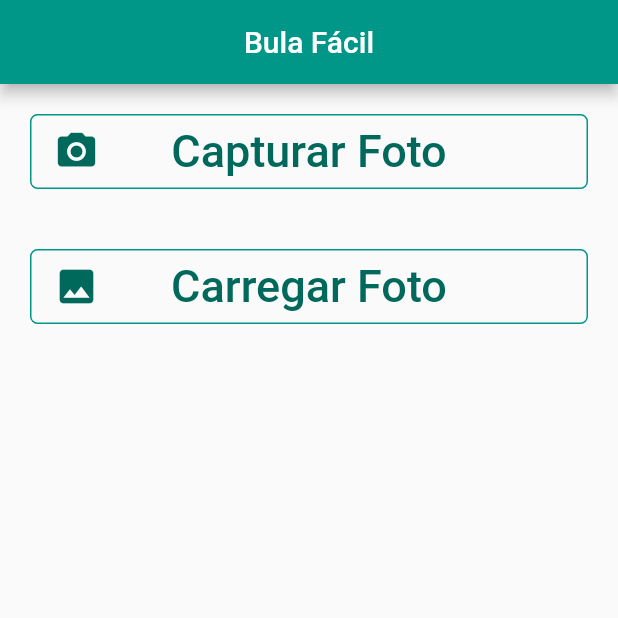
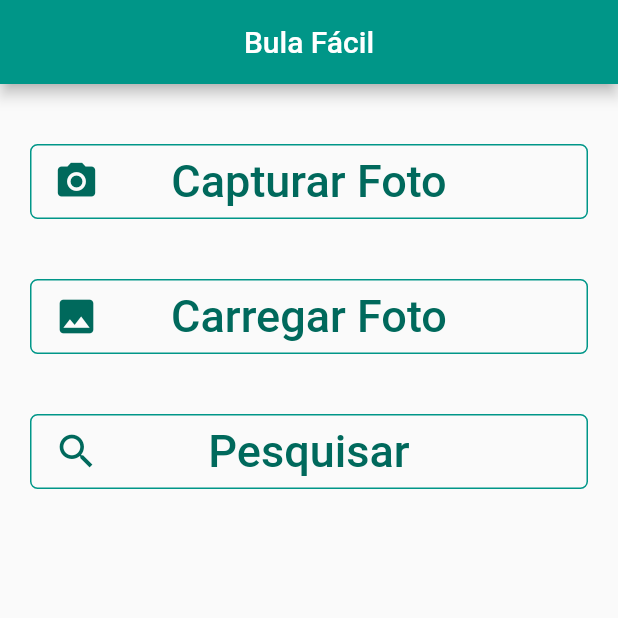
Before and after one commit to fabianogadenz/ocr-flutter, a Flutter app: the screen it shows after launch, on a phone screen of 412 x 824 dp, the top half of it. Run offline on Flutter 3.47's test engine with Material 2 defaults, Android fonts, the phone set to English and light mode, and no system bars; our stand-ins replace diacritic, image_picker, material_design_icons_flutter; missing offline and left inert: firebase_ml_vision, floating_action_row; accounts and stored records are empty.

```diff
--- a/lib/screens/home.dart
+++ b/lib/screens/home.dart
@@ -24,7 +24,8 @@ class _HomeScreenState extends State<HomeScreen> {
     Medicamento medicamento = await identificaMedicamento(tempStore);
     if (medicamento.nome != null)
       Navigator.push(
-        context, MaterialPageRoute(builder: (context) => MostraMedicamento(imagem: tempStore, medicamento: medicamento)),
+        context,
+        MaterialPageRoute(builder: (context) => MostraMedicamento(imagem: tempStore, medicamento: medicamento)),
       );
     else
       Navigator.push(context, MaterialPageRoute(builder: (context) => NaoEncontradoScreen()));
@@ -61,7 +62,7 @@ class _HomeScreenState extends State<HomeScreen> {
       body: Column(
         children: <Widget>[
           Padding(
-            padding: const EdgeInsets.all(20),
+            padding: const EdgeInsets.only(top: 40, left: 20, right: 20, bottom: 20),
             child: Container(
               height: 50,
               child: OutlineButton(
@@ -114,6 +115,32 @@ class _HomeScreenState extends State<HomeScreen> {
                   borderSide: new BorderSide(color: Colors.teal),
                   shape: new RoundedRectangleBorder(borderRadius: new BorderRadius.circular(5.0))),
             ),
+          ),
+          Padding(
+            padding: const EdgeInsets.all(20),
+            child: Container(
+              height: 50,
+              child: OutlineButton(
+                  onPressed: () {
+                  },
+                  child: Stack(
+                    children: <Widget>[
+                      Align(
+                          alignment: Alignment.centerLeft, child: Icon(Icons.search, size: 30, color: Colors.teal[800])),
+                      Align(
+                          alignment: Alignment.center,
+                          child: Text(
+                            "Pesquisar",
+                            style: TextStyle(fontSize: 30, color: Colors.teal[800]),
+                            textAlign: TextAlign.center,
+                          ))
+                    ],
+                  ),
+                  highlightedBorderColor: Colors.cyan,
+                  color: Colors.teal,
+                  borderSide: new BorderSide(color: Colors.teal),
+                  shape: new RoundedRectangleBorder(borderRadius: new BorderRadius.circular(5.0))),
+            ),
           )
         ],
       ),
--- a/pubspec.yaml
+++ b/pubspec.yaml
@@ -15,6 +15,8 @@ dependencies:
   image_picker: ^0.6.1+8
   translator: ^0.1.0+7
   diacritic: ^0.1.1
+  floating_action_row: ^0.1.0
+  material_design_icons_flutter: ^3.2.4595
 
 
 
```
Also changed, not shown: assets/remedios.json (+6 -6 lines), lib/screens/busca_medicamento.dart (added, +89 -0 lines), lib/screens/mostra_medicamento.dart (+61 -19 lines), lib/widgets/card_expanded_info.dart (added, +21 -0 lines), lib/widgets/floatActionRow.dart (added, +7 -0 lines), pubspec.lock, 1 other file.
